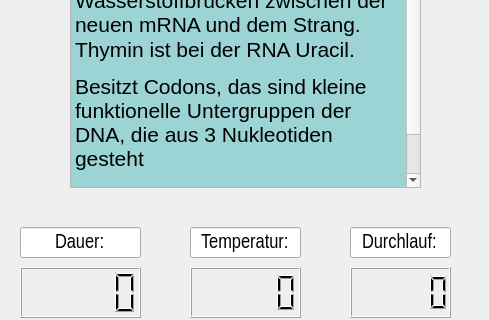
This is dipl_Phasenablauf/AblaufWindowSens_v1.ui in diplomarbeit-PCR/Diplomarbeit_PCR as Qt 5 draws it before an edit; both pictures show x 0 to 489 and y 253 to 573 of the 489 by 733 pixel window. The edited form follows.
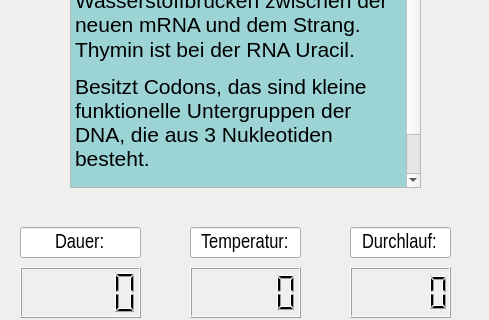
This is the edited form.

Diff of the .ui file:
```diff
--- a/dipl_Phasenablauf/AblaufWindowSens_v1.ui
+++ b/dipl_Phasenablauf/AblaufWindowSens_v1.ui
@@ -36,7 +36,7 @@
 &lt;/style&gt;&lt;/head&gt;&lt;body style=&quot; font-family:'Segoe UI'; font-size:9pt; font-weight:400; font-style:normal;&quot; bgcolor=&quot;#9cd4d6&quot;&gt;
 &lt;p style=&quot; margin-top:0px; margin-bottom:0px; margin-left:0px; margin-right:0px; -qt-block-indent:0; text-indent:0px;&quot;&gt;&lt;span style=&quot; font-family:'Arial Narrow','sans-serif'; font-size:16pt;&quot;&gt;Dieser Stang hat die Information der mRNA, daher wird dieser bei der Polymerase abgelesen.&lt;/span&gt;&lt;span style=&quot; font-family:'Arial Narrow'; font-size:16pt;&quot;&gt; &lt;br /&gt;&lt;/span&gt;&lt;span style=&quot; font-family:'Arial Narrow','sans-serif'; font-size:16pt;&quot;&gt;Es bilden sich keine Wasserstoffbrücken zwischen der neuen mRNA und dem Strang.&lt;/span&gt;&lt;/p&gt;
 &lt;p style=&quot; margin-top:0px; margin-bottom:0px; margin-left:0px; margin-right:0px; -qt-block-indent:0; text-indent:0px;&quot;&gt;&lt;span style=&quot; font-family:'Arial Narrow','sans-serif'; font-size:16pt;&quot;&gt;Thymin ist bei der RNA Uracil.&lt;/span&gt;&lt;span style=&quot; font-family:'Arial Narrow'; font-size:16pt;&quot;&gt; &lt;/span&gt;&lt;/p&gt;
-&lt;p style=&quot; margin-top:12px; margin-bottom:12px; margin-left:0px; margin-right:0px; -qt-block-indent:0; text-indent:0px;&quot;&gt;&lt;span style=&quot; font-family:'Arial Narrow','sans-serif'; font-size:16pt;&quot;&gt;Besitzt Codons, das sind kleine funktionelle Untergruppen der DNA, die aus 3 Nukleotiden gesteht&lt;/span&gt;&lt;span style=&quot; font-family:'Arial Narrow'; font-size:16pt;&quot;&gt; &lt;/span&gt;&lt;/p&gt;
+&lt;p style=&quot; margin-top:12px; margin-bottom:12px; margin-left:0px; margin-right:0px; -qt-block-indent:0; text-indent:0px;&quot;&gt;&lt;span style=&quot; font-family:'Arial Narrow','sans-serif'; font-size:16pt;&quot;&gt;Besitzt Codons, das sind kleine funktionelle Untergruppen der DNA, die aus 3 Nukleotiden besteht.&lt;/span&gt;&lt;span style=&quot; font-family:'Arial Narrow'; font-size:16pt;&quot;&gt; &lt;/span&gt;&lt;/p&gt;
 &lt;p style=&quot; margin-top:12px; margin-bottom:12px; margin-left:0px; margin-right:0px; -qt-block-indent:0; text-indent:0px;&quot;&gt;&lt;span style=&quot; font-family:'Arial Narrow','sans-serif'; font-size:16pt;&quot;&gt;Besitzt die komplementäre Sequenz zu tRNA&lt;/span&gt;&lt;span style=&quot; font-family:'Arial Narrow'; font-size:16pt;&quot;&gt; &lt;/span&gt;&lt;/p&gt;&lt;/body&gt;&lt;/html&gt;</string>
     </property>
    </widget>
```
